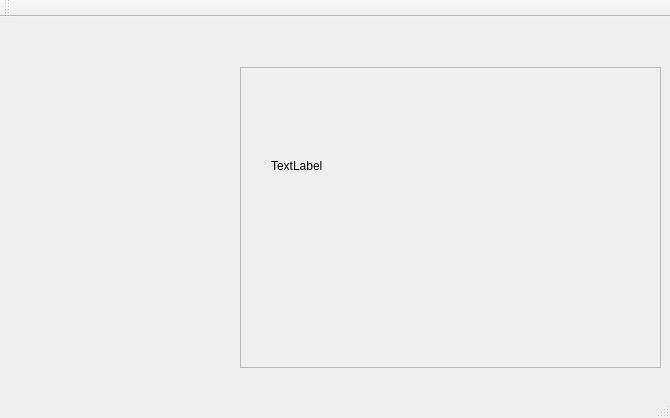
Levii01/Viewer, file imageviewerst.ui: the form before one commit.
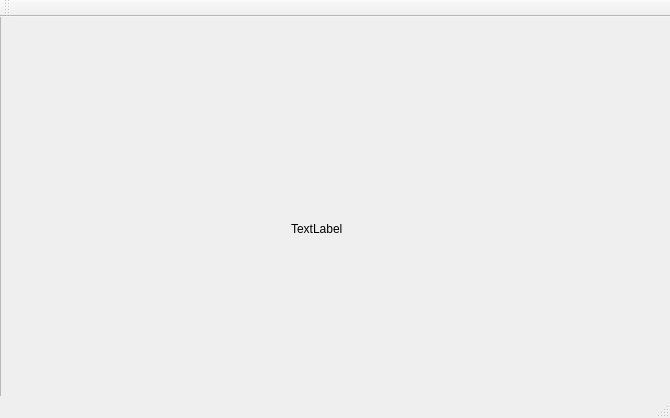
The form after the commit.

Commit message: Display sample image

Patch:
```diff
--- a/imageviewerst.ui
+++ b/imageviewerst.ui
@@ -17,10 +17,10 @@
    <widget class="QScrollArea" name="scrollArea">
     <property name="geometry">
      <rect>
-      <x>240</x>
-      <y>50</y>
-      <width>421</width>
-      <height>301</height>
+      <x>0</x>
+      <y>-30</y>
+      <width>671</width>
+      <height>411</height>
      </rect>
     </property>
     <property name="widgetResizable">
@@ -31,17 +31,17 @@
       <rect>
        <x>0</x>
        <y>0</y>
-       <width>419</width>
-       <height>299</height>
+       <width>669</width>
+       <height>409</height>
       </rect>
      </property>
      <widget class="QLabel" name="label">
       <property name="geometry">
        <rect>
-        <x>30</x>
-        <y>90</y>
-        <width>59</width>
-        <height>16</height>
+        <x>290</x>
+        <y>110</y>
+        <width>351</width>
+        <height>261</height>
        </rect>
       </property>
       <property name="text">
```
Left out of the diff: 4 changed lines with no effect on the pictures. The commit also changes 2 other files.
